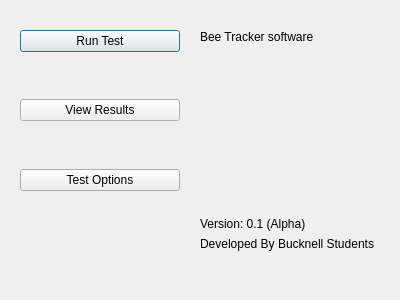
Qt form mainGUI.ui (trschwab/csci479) before a commit.
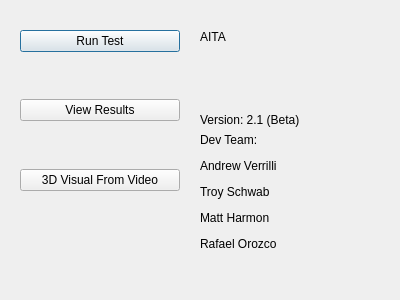
The same form after that commit.

Commit message: AITA Beta 2.1

```diff
--- a/mainGUI.ui
+++ b/mainGUI.ui
@@ -26,21 +26,21 @@
     <item row="0" column="0">
      <widget class="QLabel" name="label">
       <property name="text">
-       <string>Bee Tracker software</string>
+       <string>AITA</string>
       </property>
      </widget>
     </item>
     <item row="2" column="0" colspan="2">
      <widget class="QLabel" name="label_2">
       <property name="text">
-       <string>Version: 0.1 (Alpha)</string>
+       <string>Version: 2.1 (Beta)</string>
       </property>
      </widget>
     </item>
     <item row="3" column="0">
      <widget class="QLabel" name="label_3">
       <property name="text">
-       <string>Developed By Bucknell Students</string>
+       <string>&lt;html&gt;&lt;head/&gt;&lt;body&gt;&lt;p&gt;Dev Team:&lt;/p&gt;&lt;p&gt;Andrew Verrilli&lt;/p&gt;&lt;p&gt;Troy Schwab&lt;/p&gt;&lt;p&gt;Matt Harmon&lt;/p&gt;&lt;p&gt;Rafael Orozco&lt;/p&gt;&lt;/body&gt;&lt;/html&gt;</string>
       </property>
      </widget>
     </item>
@@ -112,7 +112,7 @@
     <item row="4" column="0" colspan="2">
      <widget class="QPushButton" name="optionsButton">
       <property name="text">
-       <string>Test Options</string>
+       <string>3D Visual From Video</string>
       </property>
      </widget>
     </item>
```
The commit also changes 1307 other files.
